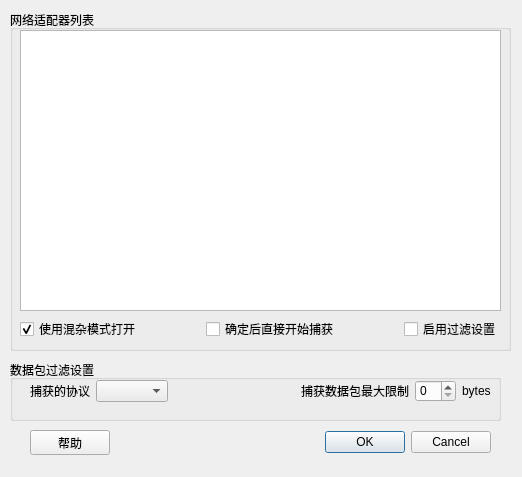
First picture: the form in choosedevdialog.ui, repository hurley25/sniffer, before the edit.
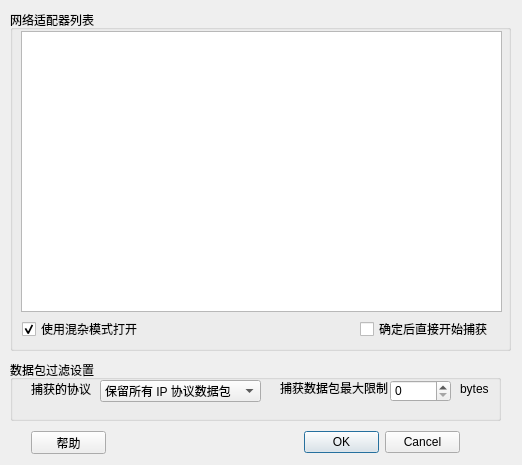
Second picture: the form after the edit.

Commit message: 完成 选择适配器 对话框的过滤设置等的逻辑处理和信号与槽函数的连接。  * 修改了 CSniffer 类中设置过滤接口的参数。  * 修改了选择适配器对话框的UI，添加了新的设置选项。

Diff of the .ui file:
```diff
--- a/choosedevdialog.ui
+++ b/choosedevdialog.ui
@@ -7,7 +7,7 @@
     <x>0</x>
     <y>0</y>
     <width>522</width>
-    <height>477</height>
+    <height>465</height>
    </rect>
   </property>
   <property name="windowTitle">
@@ -25,74 +25,50 @@
    <property name="title">
     <string>网络适配器列表</string>
    </property>
-   <widget class="QWidget" name="">
+   <widget class="QListWidget" name="netDevListWidget">
     <property name="geometry">
      <rect>
-      <x>10</x>
-      <y>20</y>
+      <x>11</x>
+      <y>21</y>
       <width>481</width>
-      <height>311</height>
+      <height>281</height>
      </rect>
     </property>
-    <layout class="QVBoxLayout" name="verticalLayout">
-     <item>
-      <widget class="QListWidget" name="netDevListWidget"/>
-     </item>
-     <item>
-      <layout class="QHBoxLayout" name="horizontalLayout_3">
-       <item>
-        <widget class="QCheckBox" name="PromiscuousCheckBox">
-         <property name="text">
-          <string>使用混杂模式打开</string>
-         </property>
-         <property name="checked">
-          <bool>true</bool>
-         </property>
-        </widget>
-       </item>
-       <item>
-        <spacer name="horizontalSpacer_3">
-         <property name="orientation">
-          <enum>Qt::Horizontal</enum>
-         </property>
-         <property name="sizeHint" stdset="0">
-          <size>
-           <width>40</width>
-           <height>20</height>
-          </size>
-         </property>
-        </spacer>
-       </item>
-       <item>
-        <widget class="QCheckBox" name="beginCheckBox">
-         <property name="text">
-          <string>确定后直接开始捕获</string>
-         </property>
-        </widget>
-       </item>
-       <item>
-        <spacer name="horizontalSpacer_4">
-         <property name="orientation">
-          <enum>Qt::Horizontal</enum>
-         </property>
-         <property name="sizeHint" stdset="0">
-          <size>
-           <width>40</width>
-           <height>20</height>
-          </size>
-         </property>
-        </spacer>
-       </item>
-       <item>
-        <widget class="QCheckBox" name="filterCheckBox">
-         <property name="text">
-          <string>启用过滤设置</string>
-         </property>
-        </widget>
-       </item>
-      </layout>
-     </item>
-    </layout>
+   </widget>
+   <widget class="QCheckBox" name="PromiscuousCheckBox">
+    <property name="geometry">
+     <rect>
+      <x>12</x>
+      <y>311</y>
+      <width>119</width>
+      <height>16</height>
+     </rect>
+    </property>
+    <property name="toolTip">
+     <string>&lt;html&gt;&lt;head/&gt;&lt;body&gt;&lt;p&gt;使用混杂模式捕获所有经过网络适配器的数据包。&lt;/p&gt;&lt;/body&gt;&lt;/html&gt;</string>
+    </property>
+    <property name="text">
+     <string>使用混杂模式打开</string>
+    </property>
+    <property name="checked">
+     <bool>true</bool>
+    </property>
+   </widget>
+   <widget class="QCheckBox" name="beginCheckBox">
+    <property name="geometry">
+     <rect>
+      <x>350</x>
+      <y>311</y>
+      <width>131</width>
+      <height>16</height>
+     </rect>
+    </property>
+    <property name="toolTip">
+     <string>&lt;html&gt;&lt;head/&gt;&lt;body&gt;&lt;p&gt;勾选后，点击确定直接开始捕获过程。&lt;/p&gt;&lt;/body&gt;&lt;/html&gt;</string>
+    </property>
+    <property name="text">
+     <string>确定后直接开始捕获</string>
+    </property>
    </widget>
   </widget>
   <widget class="QGroupBox" name="groupBox">
@@ -107,112 +83,122 @@
    <property name="title">
     <string>数据包过滤设置</string>
    </property>
-  </widget>
-  <widget class="QWidget" name="">
-   <property name="geometry">
-    <rect>
-     <x>30</x>
-     <y>380</y>
-     <width>461</width>
-     <height>22</height>
-    </rect>
-   </property>
-   <layout class="QHBoxLayout" name="horizontalLayout">
+   <widget class="QLabel" name="label_2">
+    <property name="geometry">
+     <rect>
+      <x>270</x>
+      <y>20</y>
+      <width>108</width>
+      <height>16</height>
+     </rect>
+    </property>
+    <property name="text">
+     <string>捕获数据包最大限制</string>
+    </property>
+   </widget>
+   <widget class="QSpinBox" name="limitSpinBox">
+    <property name="geometry">
+     <rect>
+      <x>380</x>
+      <y>20</y>
+      <width>61</width>
+      <height>22</height>
+     </rect>
+    </property>
+   </widget>
+   <widget class="QComboBox" name="filterComboBox">
+    <property name="geometry">
+     <rect>
+      <x>90</x>
+      <y>20</y>
+      <width>161</width>
+      <height>22</height>
+     </rect>
+    </property>
     <item>
-     <widget class="QLabel" name="label">
-      <property name="text">
-       <string>捕获的协议</string>
-      </property>
-      <property name="buddy">
-       <cstring>comboBox</cstring>
-      </property>
-     </widget>
+     <property name="text">
+      <string>保留所有 IP 协议数据包</string>
+     </property>
     </item>
     <item>
-     <widget class="QComboBox" name="comboBox"/>
+     <property name="text">
+      <string>仅 TCP 协议数据包</string>
+     </property>
     </item>
     <item>
-     <spacer name="horizontalSpacer_2">
-      <property name="orientation">
-       <enum>Qt::Horizontal</enum>
-      </property>
-      <property name="sizeHint" stdset="0">
-       <size>
-        <width>28</width>
-        <height>20</height>
-       </size>
-      </property>
-     </spacer>
+     <property name="text">
+      <string>仅 UDP 协议数据包</string>
+     </property>
     </item>
-    <item>
-     <widget class="QLabel" name="label_2">
-      <property name="text">
-       <string>捕获数据包最大限制</string>
-      </property>
-      <property name="buddy">
-       <cstring>spinBox</cstring>
-      </property>
-     </widget>
-    </item>
-    <item>
-     <widget class="QSpinBox" name="spinBox"/>
-    </item>
-    <item>
-     <widget class="QLabel" name="label_3">
-      <property name="text">
-       <string>bytes</string>
-      </property>
-      <property name="buddy">
-       <cstring>spinBox</cstring>
-      </property>
-     </widget>
-    </item>
-   </layout>
+   </widget>
   </widget>
-  <widget class="QWidget" name="">
+  <widget class="QWidget" name="layoutWidget">
    <property name="geometry">
     <rect>
-     <x>30</x>
-     <y>430</y>
-     <width>461</width>
-     <height>25</height>
+     <x>0</x>
+     <y>0</y>
+     <width>2</width>
+     <height>2</height>
     </rect>
    </property>
-   <layout class="QHBoxLayout" name="horizontalLayout_2">
-    <item>
-     <widget class="QPushButton" name="helpButton">
-      <property name="text">
-       <string>帮助</string>
-      </property>
-     </widget>
-    </item>
-    <item>
-     <spacer name="horizontalSpacer">
-      <property name="orientation">
-       <enum>Qt::Horizontal</enum>
-      </property>
-      <property name="sizeHint" stdset="0">
-       <size>
-        <width>148</width>
-        <height>20</height>
-       </size>
-      </property>
-     </spacer>
-    </item>
-    <item>
-     <widget class="QDialogButtonBox" name="buttonBox">
-      <property name="orientation">
-       <enum>Qt::Horizontal</enum>
-      </property>
-      <property name="standardButtons">
-       <set>QDialogButtonBox::Cancel|QDialogButtonBox::Ok</set>
-      </property>
-     </widget>
-    </item>
-   </layout>
+   <layout class="QHBoxLayout" name="horizontalLayout_4"/>
   </widget>
-  <zorder>layoutWidget</zorder>
-  <zorder>comboBox</zorder>
+  <widget class="QLabel" name="label">
+   <property name="geometry">
+    <rect>
+     <x>31</x>
+     <y>381</y>
+     <width>60</width>
+     <height>16</height>
+    </rect>
+   </property>
+   <property name="text">
+    <string>捕获的协议</string>
+   </property>
+  </widget>
+  <widget class="QLabel" name="label_3">
+   <property name="geometry">
+    <rect>
+     <x>460</x>
+     <y>381</y>
+     <width>30</width>
+     <height>16</height>
+    </rect>
+   </property>
+   <property name="text">
+    <string>bytes</string>
+   </property>
+  </widget>
+  <widget class="QPushButton" name="helpButton">
+   <property name="geometry">
+    <rect>
+     <x>31</x>
+     <y>431</y>
+     <width>75</width>
+     <height>23</height>
+    </rect>
+   </property>
+   <property name="text">
+    <string>帮助</string>
+   </property>
+  </widget>
+  <widget class="QDialogButtonBox" name="buttonBox">
+   <property name="geometry">
+    <rect>
+     <x>304</x>
+     <y>431</y>
+     <width>156</width>
+     <height>23</height>
+    </rect>
+   </property>
+   <property name="orientation">
+    <enum>Qt::Horizontal</enum>
+   </property>
+   <property name="standardButtons">
+    <set>QDialogButtonBox::Cancel|QDialogButtonBox::Ok</set>
+   </property>
+  </widget>
+  <zorder>groupBox</zorder>
   <zorder>label</zorder>
   <zorder>label_2</zorder>
   <zorder>spinBox</zorder>
```
Left out of the diff: 9 changed lines with no effect on the pictures. The commit also changes 7 other files.
